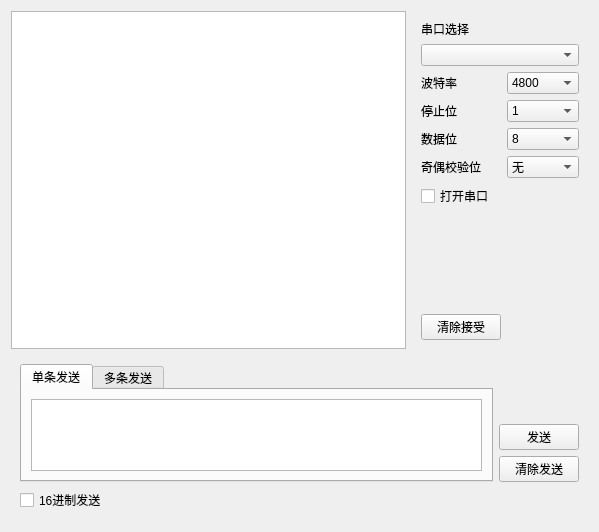
Modolet/SuperNewIC, file SNI/stu_accessport.ui: the form before one commit.
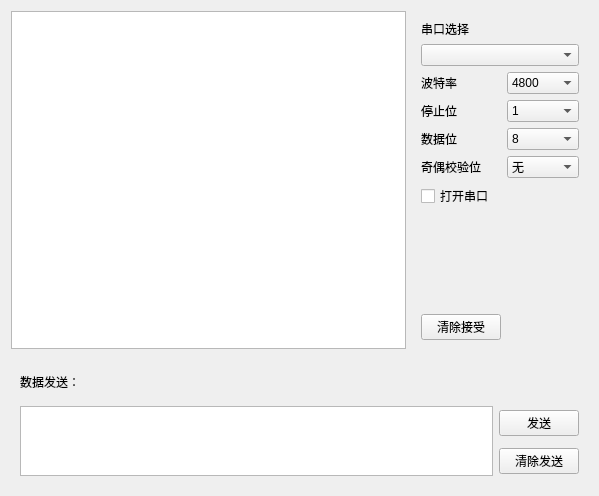
The form after the commit.

Patch:
```diff
--- a/SNI/stu_accessport.ui
+++ b/SNI/stu_accessport.ui
@@ -240,68 +240,8 @@
       </sizepolicy>
      </property>
      <layout class="QGridLayout" name="gridLayout_2">
-      <item row="0" column="0" rowspan="3">
-       <widget class="QTabWidget" name="tabWidget">
-        <property name="enabled">
-         <bool>true</bool>
-        </property>
-        <property name="sizePolicy">
-         <sizepolicy hsizetype="Expanding" vsizetype="Expanding">
-          <horstretch>0</horstretch>
-          <verstretch>0</verstretch>
-         </sizepolicy>
-        </property>
-        <property name="minimumSize">
-         <size>
-          <width>0</width>
-          <height>0</height>
-         </size>
-        </property>
-        <property name="currentIndex">
-         <number>0</number>
-        </property>
-        <widget class="QWidget" name="tab_singleSend">
-         <attribute name="title">
-          <string>单条发送</string>
-         </attribute>
-         <layout class="QGridLayout" name="gridLayout_4">
-          <item row="0" column="0">
-           <widget class="QPlainTextEdit" name="plainTextEdit_singleSend"/>
-          </item>
-         </layout>
-        </widget>
-        <widget class="QWidget" name="tab_muiltipeSend">
-         <attribute name="title">
-          <string>多条发送</string>
-         </attribute>
-        </widget>
-       </widget>
-      </item>
-      <item row="2" column="1">
-       <widget class="QPushButton" name="pushButton_clearSend">
-        <property name="sizePolicy">
-         <sizepolicy hsizetype="Fixed" vsizetype="Fixed">
-          <horstretch>0</horstretch>
-          <verstretch>0</verstretch>
-         </sizepolicy>
-        </property>
-        <property name="text">
-         <string>清除发送</string>
-        </property>
-       </widget>
-      </item>
-      <item row="3" column="0">
-       <widget class="QCheckBox" name="checkBox_16DataSend">
-        <property name="sizePolicy">
-         <sizepolicy hsizetype="Preferred" vsizetype="Fixed">
-          <horstretch>0</horstretch>
-          <verstretch>0</verstretch>
-         </sizepolicy>
-        </property>
-        <property name="text">
-         <string>16进制发送</string>
-        </property>
-       </widget>
+      <item row="1" column="0" rowspan="2">
+       <widget class="QPlainTextEdit" name="plainTextEdit_singleSend"/>
       </item>
       <item row="1" column="1">
        <widget class="QPushButton" name="pushButton_send">
@@ -316,6 +256,26 @@
         </property>
        </widget>
       </item>
+      <item row="2" column="1">
+       <widget class="QPushButton" name="pushButton_clearSend">
+        <property name="sizePolicy">
+         <sizepolicy hsizetype="Fixed" vsizetype="Fixed">
+          <horstretch>0</horstretch>
+          <verstretch>0</verstretch>
+         </sizepolicy>
+        </property>
+        <property name="text">
+         <string>清除发送</string>
+        </property>
+       </widget>
+      </item>
+      <item row="0" column="0">
+       <widget class="QLabel" name="label">
+        <property name="text">
+         <string>数据发送：</string>
+        </property>
+       </widget>
+      </item>
      </layout>
     </widget>
    </item>
```
Left out of the diff: 235 changed lines with no effect on the pictures.
